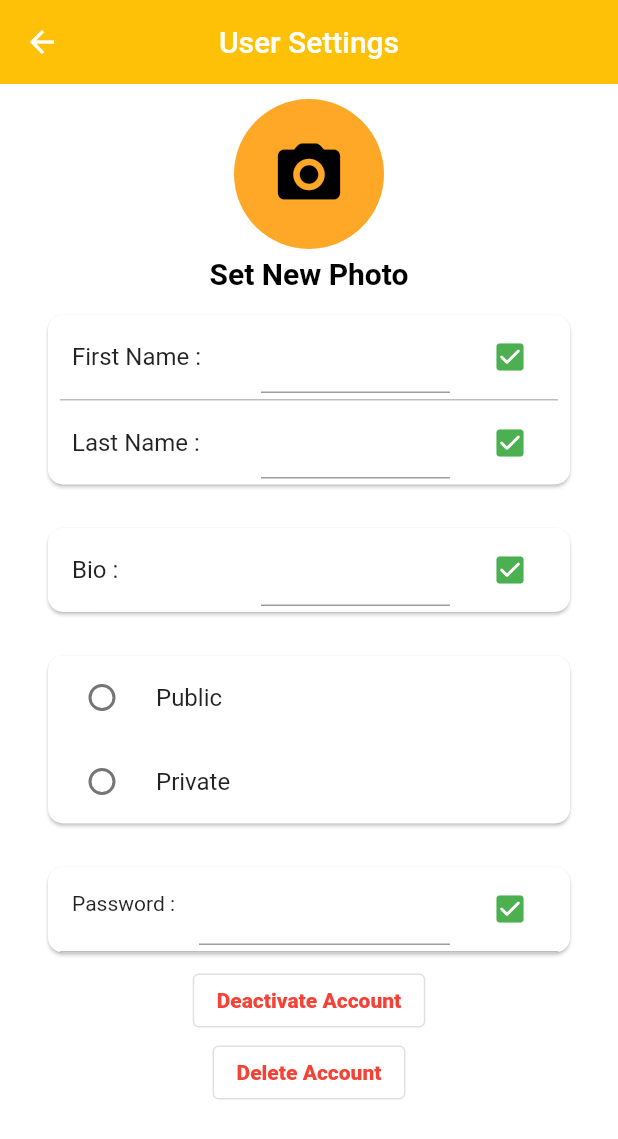
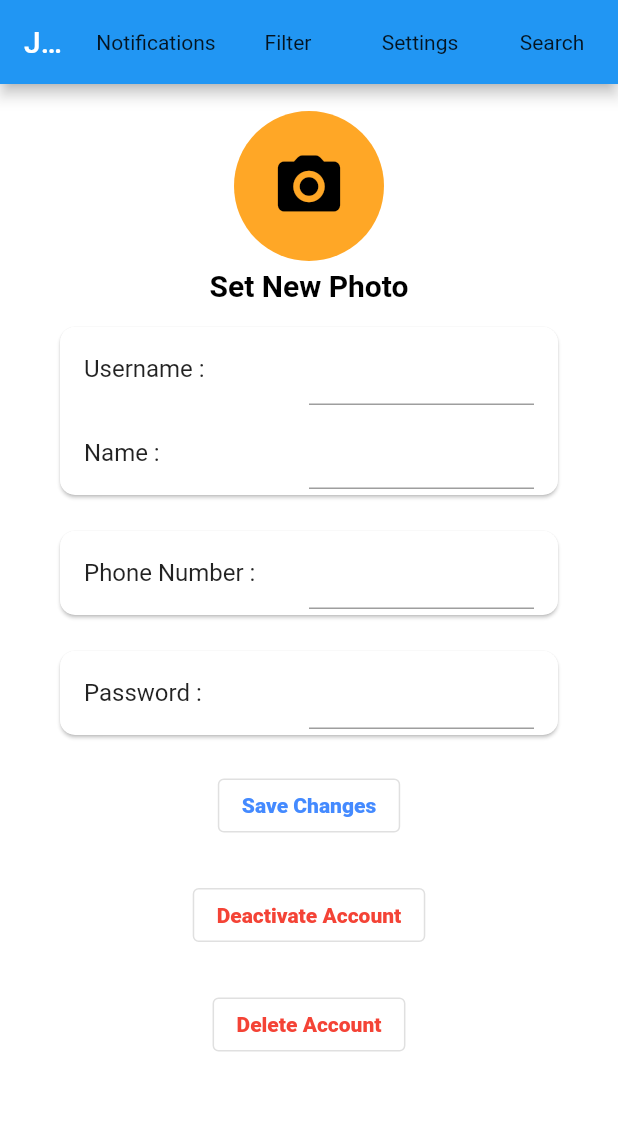
Before and after one commit to gegestalt/CS308_flutter_app, a Flutter app: the UserSettings screen opened by its route, on a phone screen of 412 x 824 dp. Shown: the top 1139 px of the screen. Run offline on Flutter 3.47's test engine with Material 2 defaults, Android fonts, the phone set to English and light mode, and no system bars; our stand-ins replace carousel_slider, email_validator, expandable_text, google_fonts; network calls fail.

Commit message:
updated user settings

```diff
--- a/frontend/lib/main.dart
+++ b/frontend/lib/main.dart
@@ -28,7 +28,7 @@ class MyApp extends StatelessWidget {
         '/signup': (context) => SignUp(),
         '/login': (context) => LogIn(),
         '/event-details': (context) => EventDetails(),
-        '/usersettings':(context) =>UserSettings(),
+        '/usersettings': (context) => UserSettings(),
       },
     );
   }
--- a/frontend/lib/routes/usersettings.dart
+++ b/frontend/lib/routes/usersettings.dart
@@ -1,123 +1,48 @@
-import 'dart:convert';
-
 import 'package:flutter/cupertino.dart';
 import 'package:flutter/material.dart';
-import 'dart:io';
-
-
+import '../utils/appbars.dart';
 
 class UserSettings extends StatefulWidget {
   @override
   _UserSettingsState createState() => _UserSettingsState();
 }
 
-class _UserSettingsState extends State<UserSettings>
-{
-  File imageFile;
-  String profilePicture = "";
+class _UserSettingsState extends State<UserSettings> {
+  String myUsername = "";
+  String editedname = "";
+  String editedusername = "";
+  String editedpassword = "";
+  String editedphonenumber = "";
 
-  getFromGallery() async {
+  final _formkey = GlobalKey<FormState>();
 
-  }
+  Future saveChanges() async {}
 
-  String _message = '';
+  Future deactivateAccount() async {}
 
-  void setmessage(String msg) {
-    setState(() {
-      _message = msg;
-    });
-  }
-  String myUsername;
-  String editedname;
-  String editedlastname;
-  String editedbio;
-  String editedpassword;
-
-  String type;
-
-  final _keyname = GlobalKey<FormState>();
-  final _keylastname = GlobalKey<FormState>();
-  final _keybio = GlobalKey<FormState>();
-  final _keypassword = GlobalKey<FormState>();
-
-  Future<void> _setCurrentScreen() async {
-
-  }
-  Future<void> _setLogEvent() async {
-
-  }
-
-  Future<void> updateProfilePicture(String text) async{
-
-  }
-
-  Future<void> acceptAll () async {
-
-  }
-
-  Future<void> updateUserName(String text) async{
-
-  }
-
-  Future<void> updateUserLastName(String text) async{
-
-  }
-
-  Future<void> updateType(String text) async{
-
-  }
-
-  Future<void> updateUserBio(String text) async{
-
-  }
-
-
-  Future<void> updateUserPassword(String text) async{
-
-  }
-
-  Future deactivateAccount() async{
-
-  }
-
-  Future deleteAccount() async{
-
-  }
+  Future deleteAccount() async {}
 
   @override
-  void initState() {
-    _setCurrentScreen();
-    _setLogEvent();
-    super.initState();
-  }
-  @override
-  Widget build(BuildContext context)
-  {
+  Widget build(BuildContext context) {
     return GestureDetector(
-      onTap: (){
+      onTap: () {
         FocusScope.of(context).unfocus();
       },
       child: Scaffold(
         backgroundColor: Colors.white,
-          appBar: AppBar(
-            title: Text(
-              'User Settings',
-            ),
-            centerTitle: true,
-            backgroundColor: Colors.amber,
-            elevation: 0, // deletes the shadow of the app bar
-          ),
-          body: SingleChildScrollView(
+        appBar: finalAppbar(context),
+        body: Padding(
+          padding: const EdgeInsets.all(8.0),
+          child: SingleChildScrollView(
             child: Column(
               crossAxisAlignment: CrossAxisAlignment.start,
               children: <Widget>[
-                  const SizedBox(height: 10.0,),
+                const SizedBox(
+                  height: 10.0,
+                ),
                 InkWell(
-                    onTap: ()
-                    {
+                  onTap: () {
                     print("tapped on camera icon");
-
-                      getFromGallery();
                   },
                   child: Container(
                     height: 100.0,
@@ -140,39 +65,45 @@ class _UserSettingsState extends State<UserSettings>
                           ),
                         ],
                       ),
-                      ),),
+                    ),
+                  ),
                 ),
                 const SizedBox(height: 5.0),
                 Center(
-                    child:
-                    InkWell(
-                      onTap: (){print("tapped on 'Set New Photo'");},
-                      child: Text("Set New Photo", style: TextStyle(
+                  child: InkWell(
+                    onTap: () {
+                      print("tapped on 'Set New Photo'");
+                    },
+                    child: Text(
+                      "Set New Photo",
+                      style: TextStyle(
                           fontSize: 20.0,
                           fontWeight: FontWeight.bold,
-                          color: Colors.black
-                      )),
+                          color: Colors.black),
                     ),
                   ),
+                ),
+                Form(
+                  key: _formkey,
+                  child: Column(
+                    children: [
                       Card(
-                    margin: const EdgeInsets.fromLTRB(32.0,16.0,32.0,8.0),
-                    shape: RoundedRectangleBorder(borderRadius: BorderRadius.circular(10.0)),
+                        margin:
+                            const EdgeInsets.fromLTRB(32.0, 16.0, 32.0, 8.0),
+                        shape: RoundedRectangleBorder(
+                            borderRadius: BorderRadius.circular(10.0)),
                         child: Column(
                           children: <Widget>[
                             ListTile(
                               title: Row(
                                 children: <Widget>[
                                   Expanded(
-                                    child: Text('First Name :')
+                                    child: Text('Username :'),
                                   ),
                                   Expanded(
-                                  child: Form(
-                                    key: _keyname,
                                     child: TextFormField(
                                       onSaved: (String value) {
-                                        editedname = value;
-                                        setState(() {
-                                        });
+                                        editedusername = value;
                                       },
                                       // your TextField's Content
                                       keyboardType: TextInputType.text,
@@ -181,221 +112,144 @@ class _UserSettingsState extends State<UserSettings>
                                       autocorrect: false,
                                     ),
                                   ),
-                                ),
                                 ],
                               ),
-                            trailing: IconButton(
-                              icon: new Icon(Icons.check_box_rounded, color: Colors.green,),
-                              color: Colors.black26,
-                              onPressed: () {
-                                _keyname.currentState.save();
-                                updateUserName(editedname);
-                                setState(() {
-                                });
-                              },
-                            )
                             ),
-                        ourDivider(),
                             ListTile(
                               title: Row(
                                 children: <Widget>[
                                   Expanded(
-                                    child: Text('Last Name :')
+                                    child: Text('Name :'),
                                   ),
                                   Expanded(
-                                  child: Form(
-                                    key: _keylastname,
                                     child: TextFormField(
                                       onSaved: (String value) {
-                                        editedlastname = value;
-                                        setState(() {
-                                        });
+                                        editedname = value;
                                       },
+                                      // your TextField's Content
                                       keyboardType: TextInputType.text,
                                       obscureText: false,
                                       enableSuggestions: false,
                                       autocorrect: false,
                                     ),
                                   ),
+                                ],
+                              ),
                             ),
                           ],
                         ),
-                            trailing: IconButton(
-                              icon: new Icon(Icons.check_box_rounded, color: Colors.green,),
-                              color: Colors.black26,
-                              onPressed: () {
-                                _keylastname.currentState.save();
-                                updateUserLastName(editedlastname);
-                                setState(() {
-                                });
+                      ),
+                      Card(
+                        margin:
+                            const EdgeInsets.fromLTRB(32.0, 16.0, 32.0, 8.0),
+                        shape: RoundedRectangleBorder(
+                            borderRadius: BorderRadius.circular(10.0)),
+                        child: ListTile(
+                          title: Row(
+                            children: <Widget>[
+                              Expanded(
+                                child: Text('Phone Number :'),
+                              ),
+                              Expanded(
+                                child: TextFormField(
+                                  onSaved: (String value) {
+                                    editedphonenumber = value;
                                   },
-                            )
-                        )
+                                  // your TextField's Content
+                                  keyboardType: TextInputType.text,
+                                  obscureText: false,
+                                  enableSuggestions: false,
+                                  autocorrect: false,
+                                ),
+                              ),
                             ],
                           ),
                         ),
-                  const SizedBox(height: 5.0),
+                      ),
                       Card(
-                    margin: const EdgeInsets.fromLTRB(32.0,16.0,32.0,8.0),
-                    shape: RoundedRectangleBorder(borderRadius: BorderRadius.circular(10.0)),
-                    child: Column(
-                      children: <Widget>[
-                        ListTile(
+                        margin:
+                            const EdgeInsets.fromLTRB(32.0, 16.0, 32.0, 8.0),
+                        shape: RoundedRectangleBorder(
+                            borderRadius: BorderRadius.circular(10.0)),
+                        child: ListTile(
                           title: Row(
                             children: <Widget>[
                               Expanded(
-                                    child: Text('Bio :')
+                                child: Text('Password :'),
                               ),
                               Expanded(
-                                  child: Form(
-                                    key: _keybio,
                                 child: TextFormField(
                                   onSaved: (String value) {
-                                        editedbio = value;
-                                        setState(() {
-                                        });
+                                    editedpassword = value;
                                   },
+                                  // your TextField's Content
+                                  keyboardType: TextInputType.text,
+                                  obscureText: false,
+                                  enableSuggestions: false,
+                                  autocorrect: false,
+                                ),
+                              ),
+                            ],
+                          ),
+                        ),
+                      ),
+                      SizedBox(
+                        height: 15,
+                      ),
+                      OutlinedButton(
+                        onPressed: () {
+                          _formkey.currentState.save();
+                          saveChanges();
+                        },
+                        child: Text("Save Changes"),
+                        style: ButtonStyle(
+                          foregroundColor:
+                              MaterialStateProperty.all(Colors.blueAccent),
+                          textStyle: MaterialStateProperty.all(TextStyle(
+                            fontWeight: FontWeight.w900,
+                          )),
+                        ),
+                      ),
+                      SizedBox(
+                        height: 25,
+                      ),
+                      Center(
+                        child: OutlinedButton(
+                          onPressed: deactivateAccount,
+                          child: Text("Deactivate Account"),
+                          style: ButtonStyle(
+                            foregroundColor:
+                                MaterialStateProperty.all(Colors.red),
+                            textStyle: MaterialStateProperty.all(TextStyle(
+                              fontWeight: FontWeight.w900,
+                            )),
+                          ),
+                        ),
+                      ),
+                      SizedBox(
+                        height: 25,
+                      ),
+                      Center(
+                        child: OutlinedButton(
+                          onPressed: deleteAccount,
+                          child: Text("Delete Account"),
+                          style: ButtonStyle(
+                            foregroundColor:
+                                MaterialStateProperty.all(Colors.red),
+                            textStyle: MaterialStateProperty.all(TextStyle(
+                              fontWeight: FontWeight.w900,
+                            )),
                           ),
                         ),
                       ),
                     ],
                   ),
-                            trailing: IconButton(
-                              icon: new Icon(Icons.check_box_rounded, color: Colors.green,),
-                              color: Colors.black26,
-                              onPressed: () {
-                                _keybio.currentState.save();
-                                updateUserBio(editedbio);
-                                setState(() {});
-                              },
-                            )
                 ),
               ],
             ),
           ),
-                  const SizedBox(height: 5.0),
-                  Card(
-                    margin: const EdgeInsets.fromLTRB(32.0,16.0,32.0,8.0),
-                    shape: RoundedRectangleBorder(borderRadius: BorderRadius.circular(10.0)),
-                    child: Column(
-                      children: <Widget>[
-                        RadioListTile<String>(
-                          title: const Text('Public'),
-                          value: "public",
-                          groupValue: type,
-                          onChanged: (String value) {
-                            setState(() {
-                              type = value;
-                              updateType(type);
-                            });
-                          },
         ),
-                        RadioListTile<String>(
-                          title: const Text('Private'),
-                          value: "private",
-                          groupValue: type,
-                          onChanged: (String value) {
-                            setState(() {
-                              type = value;
-                              updateType(type);
-                            });
-                          },
-                        ),
-                      ],
-                    ),
-                  ),
-                  const SizedBox(height: 5.0),
-                  Card(
-                    margin: const EdgeInsets.fromLTRB(32.0,16.0,32.0,8.0),
-                    shape: RoundedRectangleBorder(borderRadius: BorderRadius.circular(10.0)),
-                    child: Column(
-                      children: <Widget>[
-                        ListTile(
-                            leading: Text('Password :'),
-                            title: Row(
-                              children: <Widget>[
-                                Expanded(
-                                  child: Form(
-                                    key: _keypassword,
-                                    child: TextFormField(
-                                      // your TextField's Content
-                                      onSaved: (String value) {
-                                        editedpassword = value;
-                                        setState(() {
-                                        });
-                                      },
-
-                                      keyboardType: TextInputType.text,
-                                      obscureText: true,
-                                      enableSuggestions: false,
-                                      autocorrect: false,
-                                    ),
-                                  ),
-                                ),
-                              ],
-                            ),
-                            trailing: IconButton(
-                              icon: new Icon(Icons.check_box_rounded, color: Colors.green,),
-                              color: Colors.black26,
-                              onPressed: () {
-                                _keypassword.currentState.save();
-                                updateUserPassword(editedpassword);
-                                setState(() {
-
-                                });
-
-                              },
-                            )
-                        ),
-
-                        ourDivider(),
-                      ],
-                    ),
-                  ),
-
-                  Center(
-                    child: OutlinedButton(
-                      onPressed: deactivateAccount,
-                      child: Text("Deactivate Account"),
-                      style: ButtonStyle(
-                        foregroundColor: MaterialStateProperty.all(Colors.red),
-                        textStyle: MaterialStateProperty.all(
-                            TextStyle(
-                              fontWeight: FontWeight.w900,
-                            )
-                        ),
-                      ),
-                    ),
-                  ),
-
-                  Center(
-                    child: OutlinedButton(
-                      onPressed: deleteAccount,
-                      child: Text("Delete Account"),
-                      style: ButtonStyle(
-                        foregroundColor: MaterialStateProperty.all(Colors.red),
-                        textStyle: MaterialStateProperty.all(
-                            TextStyle(
-                              fontWeight: FontWeight.w900,
-                            )
-                        ),
-                      ),
-                    ),
-                  ),
-
-                ],
-              )
-          )
       ),
     );
   }
 }
-
-Container ourDivider(){
-  return Container(
-    margin: const EdgeInsets.symmetric(horizontal: 8.0, ),
-    width: double.infinity,
-    height: 1.0,
-    color: Colors.grey.shade400,
-  );
-}
```
Lines whose indentation alone changed are shown as unchanged.
